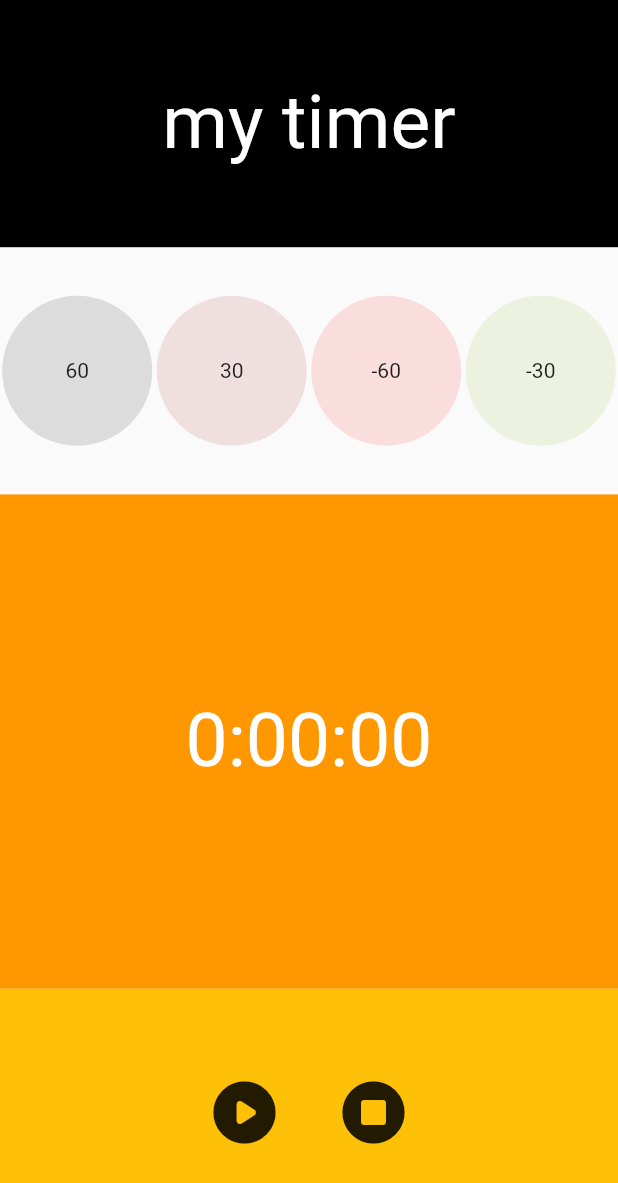
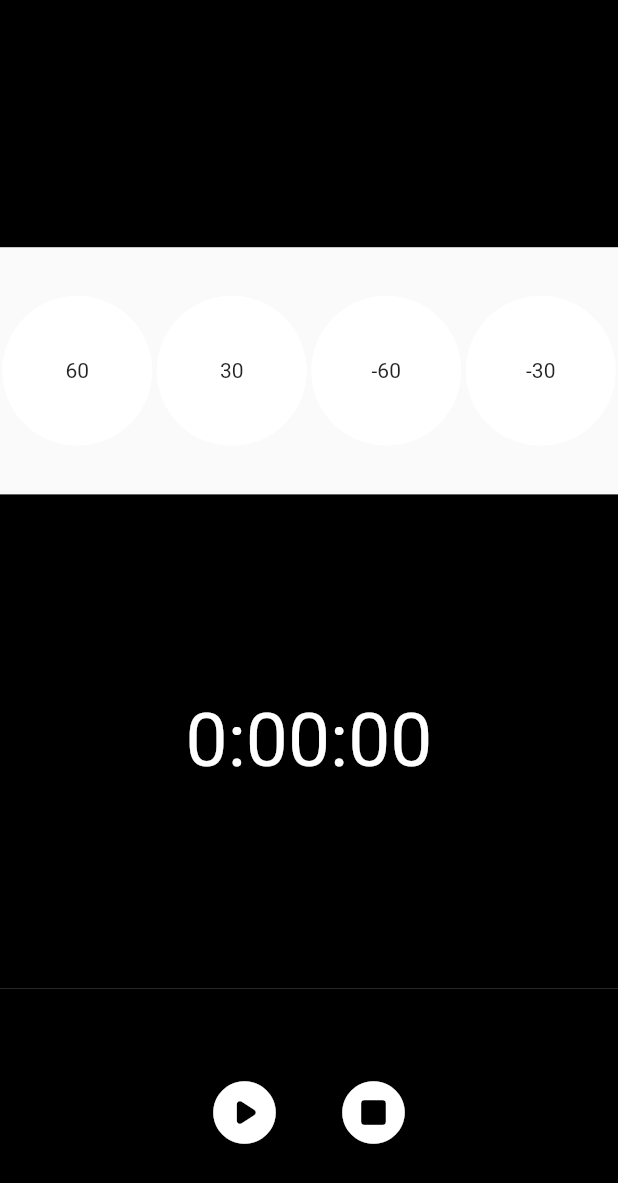
Before and after one commit to 64542/flutter_application_timer, a Flutter app: the screen it shows after launch, on a phone screen of 412 x 824 dp. Shown: the top 1183 px of the screen. Run offline on Flutter 3.47's test engine with Material 2 defaults, Android fonts, the phone set to English and light mode, and no system bars.

Commit message:
20230427

```diff
--- a/lib/main.dart
+++ b/lib/main.dart
@@ -84,7 +84,7 @@ class _MyAppState extends State<MyApp> {
                 child: const Center(
                   child: Text(
                     'my timer',
-                    style: TextStyle(color: Colors.white, fontSize: 50),
+                    style: TextStyle(color: Colors.black, fontSize: 50),
                   ),
                 ),
               )),
@@ -96,12 +96,10 @@ class _MyAppState extends State<MyApp> {
                 child: Row(
                   mainAxisAlignment: MainAxisAlignment.spaceAround,
                   children: [
-                    timeButton(sec: 60, color: Colors.black12),
-                    timeButton(sec: 30, color: Color.fromARGB(31, 167, 24, 24)),
-                    timeButton(
-                        sec: -60, color: Color.fromARGB(31, 247, 17, 17)),
-                    timeButton(
-                        sec: -30, color: Color.fromARGB(31, 147, 173, 32)),
+                    timeButton(sec: 60, color: Colors.white),
+                    timeButton(sec: 30, color: Colors.white),
+                    timeButton(sec: -60, color: Colors.white),
+                    timeButton(sec: -30, color: Colors.white),
                   ],
                 ),
               )),
@@ -110,7 +108,7 @@ class _MyAppState extends State<MyApp> {
               child: Container(
                 width: double.infinity,
                 height: double.infinity,
-                color: Colors.orange,
+                color: Colors.black,
                 child: Center(
                   child: Text(
                     timeview,
@@ -123,7 +121,7 @@ class _MyAppState extends State<MyApp> {
               child: Container(
                   width: double.infinity,
                   height: double.infinity,
-                  color: Colors.amber,
+                  color: Colors.black,
                   child: Row(
                     mainAxisAlignment: MainAxisAlignment.center,
                     children: [
@@ -131,19 +129,23 @@ class _MyAppState extends State<MyApp> {
                         IconButton(
                             iconSize: 50,
                             onPressed: timeStart,
-                            icon: Icon(Icons.pause_circle_rounded))
+                            icon: Icon(Icons.pause_circle_rounded,
+                                color: Colors.white))
                       else
                         IconButton(
                             iconSize: 50,
                             onPressed: timeStart,
-                            icon: const Icon(Icons.play_circle_rounded)),
+                            icon: const Icon(Icons.play_circle_rounded,
+                                color: Colors.white)),
                       SizedBox(
                         width: 20,
                       ),
                       IconButton(
-                          iconSize: 50,
-                          onPressed: timeReset,
-                          icon: Icon(Icons.stop_circle_rounded)),
+                        iconSize: 50,
+                        onPressed: timeReset,
+                        icon: Icon(Icons.stop_circle_rounded,
+                            color: Colors.white),
+                      ),
                     ],
                   ))),
         ],
```
